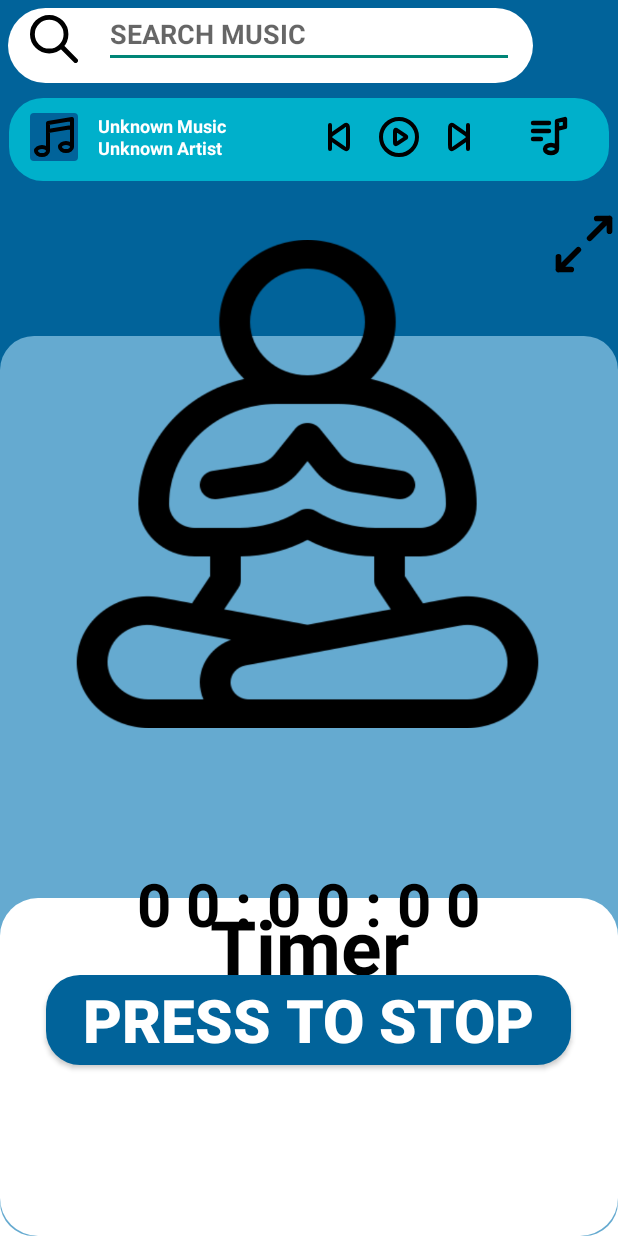
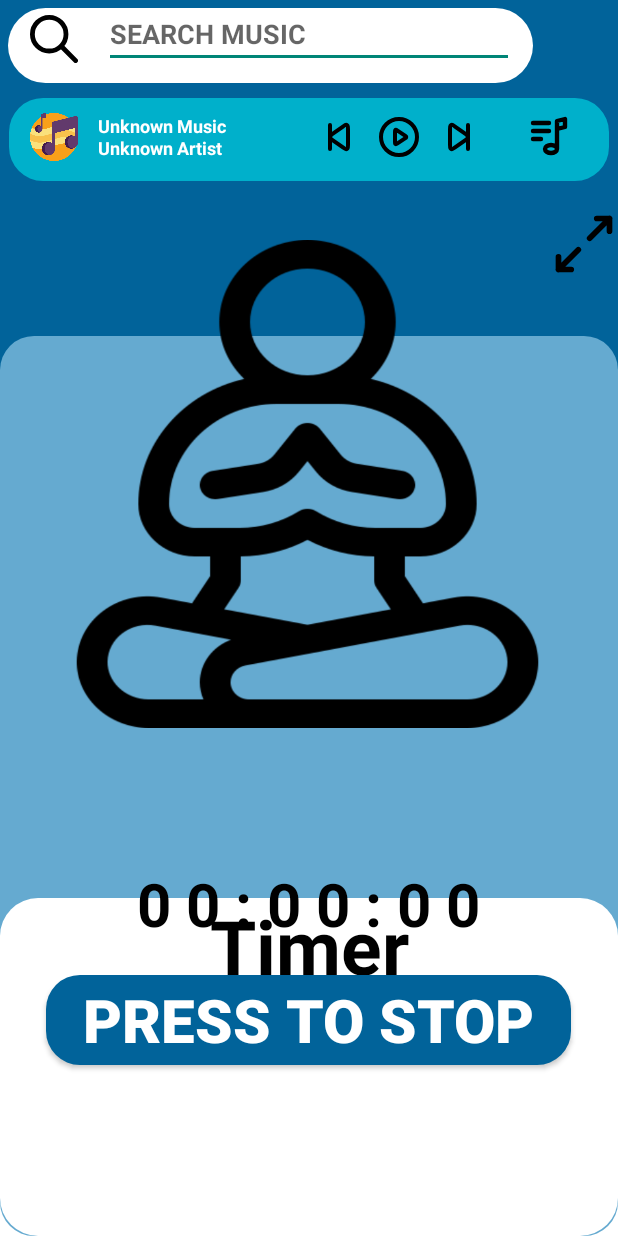
Before and after one commit to Eric020615/care2U, an Android app: the fragment MeditationFragment shown on its own in the app's theme, on a phone screen of 412 x 824 dp. Run offline under Robolectric (Android 15) with nearby library versions, the phone set to English and light mode, and no system bars.

Commit message:
edit some icon in meditation page

```diff
--- a/app/src/main/res/layout/fragment_meditation.xml
+++ b/app/src/main/res/layout/fragment_meditation.xml
@@ -145,7 +145,7 @@
         android:id="@+id/Btn_music_detail"
         android:layout_width="32dp"
         android:layout_height="32dp"
-        android:background="@drawable/musicicon"
+        android:background="@drawable/music"
         android:layout_marginLeft="20dp"
         android:layout_marginTop="75dp"
         />
```
Also changed, not shown: app/src/main/res/drawable/music.png (added).
